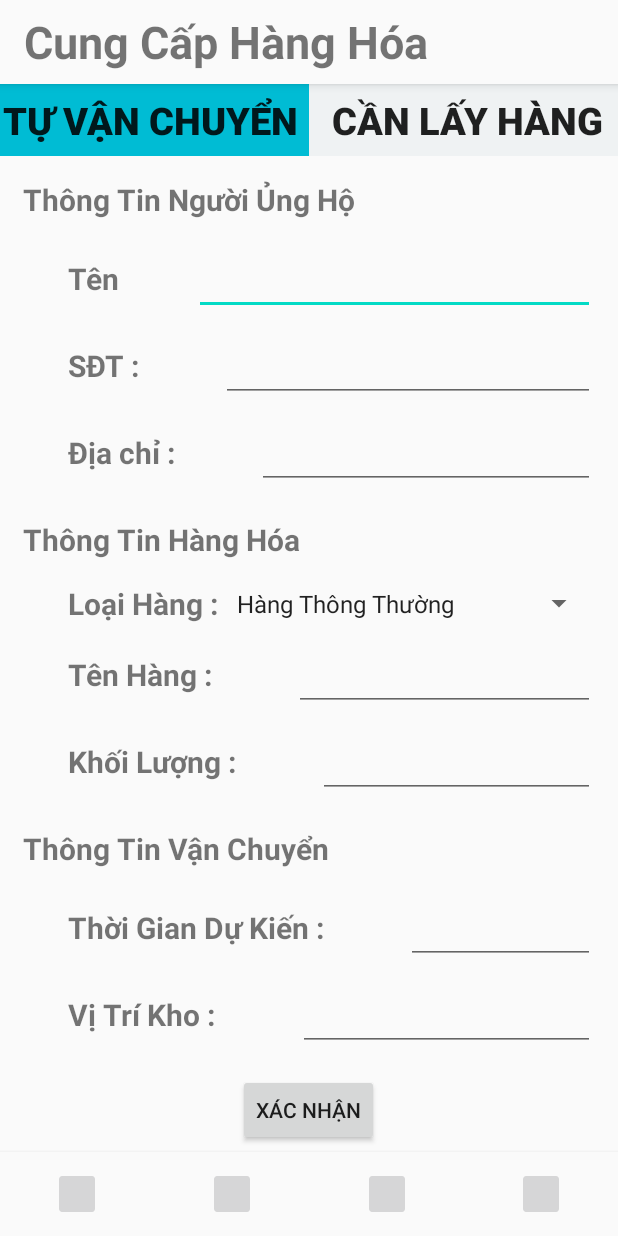
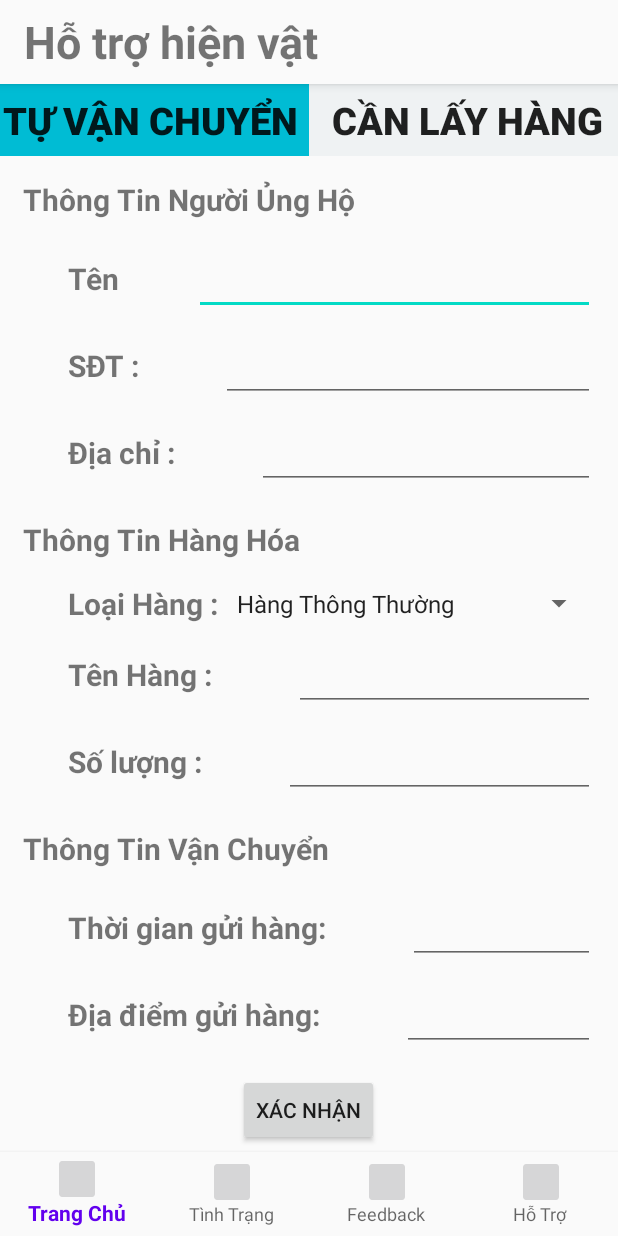
Before and after one commit to ndkai/Logistic, an Android app: the CungCapHangHoaAcitivity screen opened directly, with no data from a screen before it, on a phone screen of 412 x 824 dp. Run offline under Robolectric (Android 15) with nearby library versions, the phone set to English and light mode, and no system bars; our stand-ins replace Firebase (no records; nobody signed in at launch, a user with empty details on screens opened directly).

Commit message:
fix bottom navigation ui and some text

```diff
--- a/app/src/main/res/layout/activity_cung_cap_hang_hoa_acitivity.xml
+++ b/app/src/main/res/layout/activity_cung_cap_hang_hoa_acitivity.xml
@@ -22,7 +22,7 @@
             android:layout_height="wrap_content"
             android:id="@+id/bottom_navigation"
             app:itemIconTint="@color/selector"
-            app:labelVisibilityMode="unlabeled"
+            app:labelVisibilityMode="labeled"
             android:background="?android:attr/windowBackground"
             app:menu="@menu/bottom_navigation_cchh"/>
 
--- a/app/src/main/res/layout/activity_cung_cap_nhan_luc.xml
+++ b/app/src/main/res/layout/activity_cung_cap_nhan_luc.xml
@@ -22,7 +22,7 @@
             android:layout_height="wrap_content"
             android:id="@+id/bottom_navigation"
             app:itemIconTint="@color/selector"
-            app:labelVisibilityMode="unlabeled"
+            app:labelVisibilityMode="labeled"
             android:background="?android:attr/windowBackground"
             app:menu="@menu/bottom_navigation_ccnl"/>
 
--- a/app/src/main/res/layout/activity_cung_cap_van_tai.xml
+++ b/app/src/main/res/layout/activity_cung_cap_van_tai.xml
@@ -22,7 +22,7 @@
             android:layout_height="wrap_content"
             android:id="@+id/bottom_navigation"
             app:itemIconTint="@color/selector"
-            app:labelVisibilityMode="unlabeled"
+            app:labelVisibilityMode="labeled"
             android:background="?android:attr/windowBackground"
             app:menu="@menu/bottom_navigation_ccvt"/>
 
--- a/app/src/main/res/layout/activity_kho.xml
+++ b/app/src/main/res/layout/activity_kho.xml
@@ -22,7 +22,7 @@
             android:layout_height="wrap_content"
             android:id="@+id/bottom_navigation"
             app:itemIconTint="@color/selector"
-            app:labelVisibilityMode="unlabeled"
+            app:labelVisibilityMode="labeled"
             android:background="?android:attr/windowBackground"
             app:menu="@menu/bottom_navigation_kho"/>
 
--- a/app/src/main/res/layout/activity_main__nguoi_nhan_cuu_tro.xml
+++ b/app/src/main/res/layout/activity_main__nguoi_nhan_cuu_tro.xml
@@ -22,7 +22,7 @@
             android:layout_height="wrap_content"
             android:id="@+id/bottom_navigation"
             app:itemIconTint="@color/selector"
-            app:labelVisibilityMode="unlabeled"
+            app:labelVisibilityMode="labeled"
             android:background="?android:attr/windowBackground"
             app:menu="@menu/bottom_navigation_nnct"/>
 
--- a/app/src/main/res/layout/fragment_trang_chu__cung_cap_hang_hoa.xml
+++ b/app/src/main/res/layout/fragment_trang_chu__cung_cap_hang_hoa.xml
@@ -23,7 +23,7 @@
                     android:textSize="30sp"
                     android:layout_width="wrap_content"
                     android:layout_height="wrap_content"
-                    android:text="Cung Cấp Hàng Hóa" />
+                    android:text="Hỗ trợ hiện vật" />
 
         </androidx.appcompat.widget.Toolbar>
     </com.google.android.material.appbar.AppBarLayout>
@@ -51,15 +51,15 @@ l
             android:id="@+id/tv_tuMangDenCCC" />
 
         <Button
-            android:background="#EFF2F3"
-            android:gravity="center"
-            android:textStyle="bold"
-            android:textSize="25sp"
-            android:text="CẦN LẤY HÀNG"
+            android:id="@+id/tv_cccDenLay"
             android:layout_width="0dp"
             android:layout_height="wrap_content"
             android:layout_weight="1"
-            android:id="@+id/tv_cccDenLay"/>
+            android:background="#EFF2F3"
+            android:gravity="center"
+            android:text="CẦN LẤY HÀNG"
+            android:textSize="25sp"
+            android:textStyle="bold" />
 
     </LinearLayout>
 
@@ -197,7 +197,7 @@ l
                 <TextView
                     android:layout_width="wrap_content"
                     android:layout_height="wrap_content"
-                    android:text="Khối Lượng : "
+                    android:text="Số lượng : "
                     android:textStyle="bold"
                     android:textSize="20sp"/>
                 <EditText
@@ -231,7 +231,7 @@ l
                     <TextView
                         android:layout_width="wrap_content"
                         android:layout_height="wrap_content"
-                        android:text="Thời Gian Dự Kiến : "
+                        android:text="Thời gian gửi hàng: "
                         android:textStyle="bold"
                         android:textSize="20sp"/>
                     <EditText
@@ -251,7 +251,7 @@ l
                     <TextView
                         android:layout_width="wrap_content"
                         android:layout_height="wrap_content"
-                        android:text="Vị Trí Kho : "
+                        android:text="Địa điểm gửi hàng: "
                         android:textStyle="bold"
                         android:textSize="20sp"/>
                     <EditText
--- a/app/src/main/res/layout/fragment_trang_chu__cung_cap_van_tai.xml
+++ b/app/src/main/res/layout/fragment_trang_chu__cung_cap_van_tai.xml
@@ -23,7 +23,7 @@
                 android:textSize="30sp"
                 android:layout_width="wrap_content"
                 android:layout_height="wrap_content"
-                android:text="Cung Cấp Vận Tải" />
+                android:text="Hỗ trợ phương tiện vận tải" />
 
         </androidx.appcompat.widget.Toolbar>
     </com.google.android.material.appbar.AppBarLayout>
@@ -162,7 +162,7 @@
                 <TextView
                     android:layout_width="wrap_content"
                     android:layout_height="wrap_content"
-                    android:text="Tải trọng : "
+                    android:text="Tải trọng khả dụng : "
                     android:textStyle="bold"
                     android:textSize="20sp"/>
                 <EditText
@@ -183,7 +183,7 @@
                     android:layout_width="match_parent"
                     android:layout_height="wrap_content"
                     android:layout_marginTop="20dp"
-                    android:text="Thời Gian Cung Cấp"
+                    android:text="Thời gian tham gia hỗ trợ"
                     android:textSize="20sp"
                     android:textStyle="bold" />
                 <LinearLayout
--- a/app/src/main/res/layout/fragment_trang_chu__nguoi_nhan_cuu_tro.xml
+++ b/app/src/main/res/layout/fragment_trang_chu__nguoi_nhan_cuu_tro.xml
@@ -13,7 +13,7 @@
         android:textSize="30sp"
         android:layout_width="wrap_content"
         android:layout_height="wrap_content"
-        android:text="Người yêu cầu cứu trợ" />
+        android:text="Người cần cứu trợ" />
     <LinearLayout
         android:weightSum="3"
         android:layout_marginTop="40dp"
@@ -93,7 +93,7 @@
         <TextView
             android:layout_width="wrap_content"
             android:layout_height="wrap_content"
-            android:text="Vấn Đề : "
+            android:text="Nhu cầu : "
             android:textStyle="bold"
             android:textSize="20sp"/>
         <Spinner
--- a/app/src/main/res/menu/bottom_navigation_kho.xml
+++ b/app/src/main/res/menu/bottom_navigation_kho.xml
@@ -3,14 +3,14 @@
     <item
         android:icon="@mipmap/ic_launcher"
         android:id="@+id/nav_danhsach_hanghoa"
-        android:title="Danh Sách Hàng Hóa"/>
+        android:title="Hàng Hóa"/>
     <item
         android:icon="@mipmap/ic_launcher"
         android:id="@+id/nav_danhsach_xe"
-        android:title="Danh Sách Phương Tiện"/>
+        android:title="Phương Tiện"/>
     <item
         android:icon="@mipmap/ic_launcher"
         android:id="@+id/nav_danhsach_nguoicancuutro"
-        android:title="Danh Sách Người Yêu Cầu Cứu Trợ"/>
+        android:title="Người Cần Cứu Trợ"/>
 
 </menu>
```
